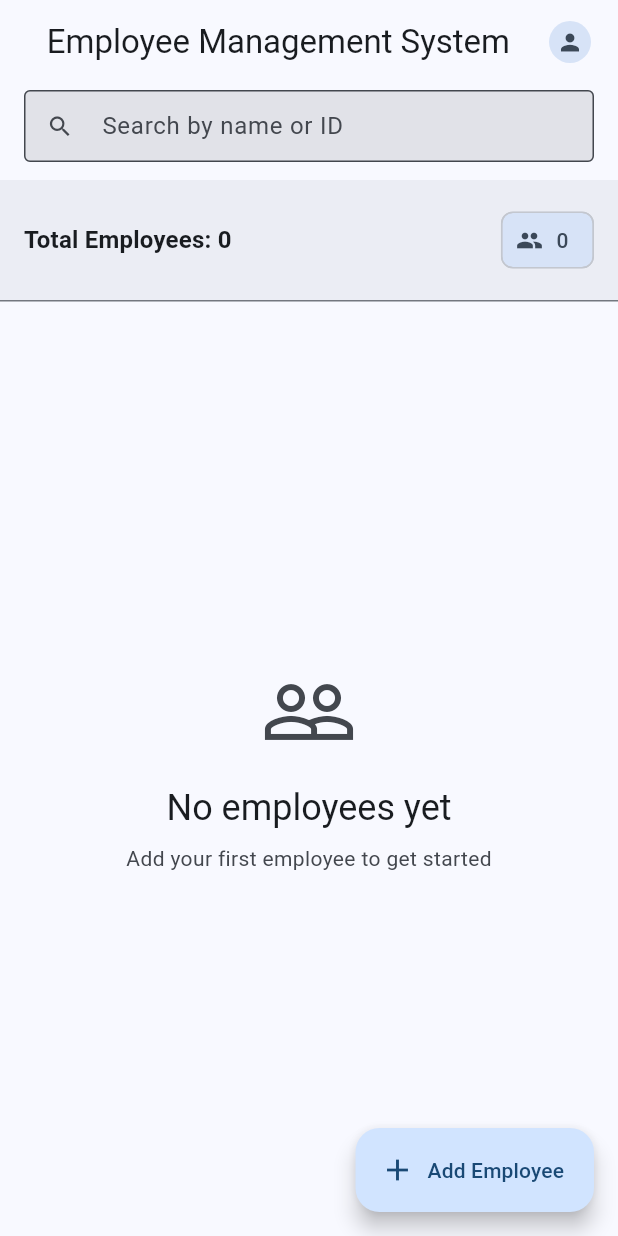
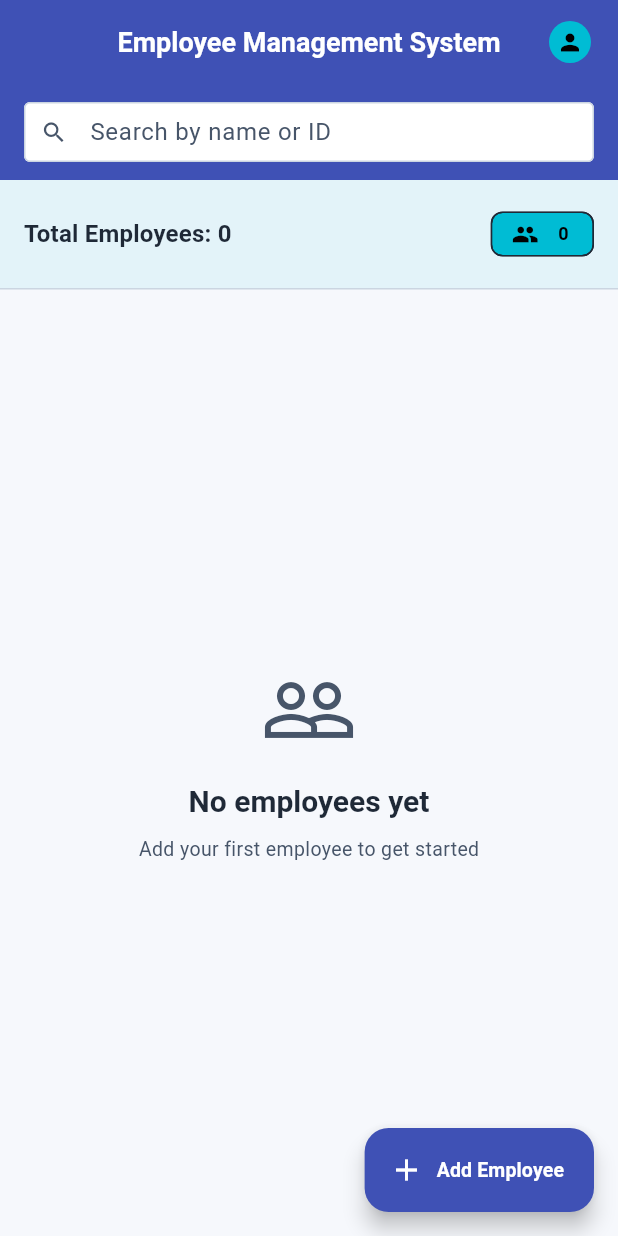
Before and after one commit to priyaghims/Employee-Management, a Flutter app: the screen it shows once a user with an empty profile is signed in, on a phone screen of 412 x 824 dp. Run offline on Flutter 3.47's test engine with Material 3 defaults, Android fonts, the phone set to English and light mode, and no system bars; our stand-ins replace cloud_firestore, firebase_auth, firebase_core; accounts and stored records are empty.

Commit message:
inital commit

```diff
--- a/lib/main.dart
+++ b/lib/main.dart
@@ -26,27 +26,95 @@ class MyApp extends StatelessWidget {
     return MaterialApp(
       title: 'Employee Management System',
       debugShowCheckedModeBanner: false,
+      themeMode: ThemeMode.light,
       theme: ThemeData(
         useMaterial3: true,
-        colorScheme: ColorScheme.fromSeed(
-          seedColor: Colors.blue,
+        colorScheme: const ColorScheme(
           brightness: Brightness.light,
+          primary: Color(0xFF3F51B5),
+          onPrimary: Colors.white,
+          secondary: Color(0xFF00BCD4),
+          onSecondary: Colors.black,
+          tertiary: Color(0xFFFF7043),
+          onTertiary: Colors.white,
+          error: Color(0xFFB00020),
+          onError: Colors.white,
+          background: Color(0xFFF6F8FC),
+          onBackground: Color(0xFF1F2937),
+          surface: Colors.white,
+          onSurface: Color(0xFF1F2937),
+          surfaceVariant: Color(0xFFE8ECF4),
+          onSurfaceVariant: Color(0xFF475569),
+          outline: Color(0xFFCBD5E1),
+        ),
+        scaffoldBackgroundColor: const Color(0xFFF6F8FC),
+        visualDensity: VisualDensity.compact,
+        textTheme: const TextTheme(
+          headlineSmall: TextStyle(fontSize: 20, fontWeight: FontWeight.w600),
+          titleMedium: TextStyle(fontSize: 16, fontWeight: FontWeight.w600),
+          bodyMedium: TextStyle(fontSize: 13),
+          labelLarge: TextStyle(fontSize: 13, fontWeight: FontWeight.w600),
+        ),
+        appBarTheme: const AppBarTheme(
+          backgroundColor: Color(0xFF3F51B5),
+          foregroundColor: Colors.white,
+          centerTitle: true,
+          elevation: 0,
+          titleTextStyle: TextStyle(fontSize: 18, fontWeight: FontWeight.w700, color: Colors.white),
         ),
         cardTheme: CardThemeData(
           elevation: 2,
+          margin: const EdgeInsets.symmetric(horizontal: 12, vertical: 8),
           shape: RoundedRectangleBorder(
             borderRadius: BorderRadius.circular(12),
           ),
         ),
         inputDecorationTheme: InputDecorationTheme(
+          isDense: true,
+          contentPadding: const EdgeInsets.symmetric(horizontal: 12, vertical: 10),
           border: OutlineInputBorder(
-            borderRadius: BorderRadius.circular(8),
+            borderRadius: BorderRadius.circular(10),
+          ),
+          enabledBorder: const OutlineInputBorder(
+            borderSide: BorderSide(color: Color(0xFFCBD5E1)),
+          ),
+          focusedBorder: const OutlineInputBorder(
+            borderSide: BorderSide(width: 1.5, color: Color(0xFF3F51B5)),
           ),
           filled: true,
+          fillColor: Colors.white,
         ),
-        appBarTheme: const AppBarTheme(
-          centerTitle: true,
-          elevation: 0,
+        filledButtonTheme: FilledButtonThemeData(
+          style: FilledButton.styleFrom(
+            backgroundColor: const Color(0xFF3F51B5),
+            foregroundColor: Colors.white,
+            padding: const EdgeInsets.symmetric(horizontal: 14, vertical: 10),
+            textStyle: const TextStyle(fontSize: 13, fontWeight: FontWeight.w600),
+            shape: RoundedRectangleBorder(borderRadius: BorderRadius.circular(10)),
+            minimumSize: const Size(44, 38),
+          ),
+        ),
+        elevatedButtonTheme: ElevatedButtonThemeData(
+          style: ElevatedButton.styleFrom(
+            padding: const EdgeInsets.symmetric(horizontal: 14, vertical: 10),
+            textStyle: const TextStyle(fontSize: 13, fontWeight: FontWeight.w600),
+            shape: RoundedRectangleBorder(borderRadius: BorderRadius.circular(10)),
+            minimumSize: const Size(44, 38),
+          ),
+        ),
+        textButtonTheme: TextButtonThemeData(
+          style: TextButton.styleFrom(
+            padding: const EdgeInsets.symmetric(horizontal: 10, vertical: 8),
+            textStyle: const TextStyle(fontSize: 13, fontWeight: FontWeight.w600),
+            shape: RoundedRectangleBorder(borderRadius: BorderRadius.circular(8)),
+            minimumSize: const Size(40, 36),
+          ),
+        ),
+        chipTheme: ChipThemeData(
+          labelStyle: const TextStyle(fontSize: 12, fontWeight: FontWeight.w600),
+          padding: const EdgeInsets.symmetric(horizontal: 8, vertical: 2),
+          shape: RoundedRectangleBorder(borderRadius: BorderRadius.circular(8)),
+          backgroundColor: const Color(0xFFE8ECF4),
         ),
       ),
       home: const HomePage(),
```
